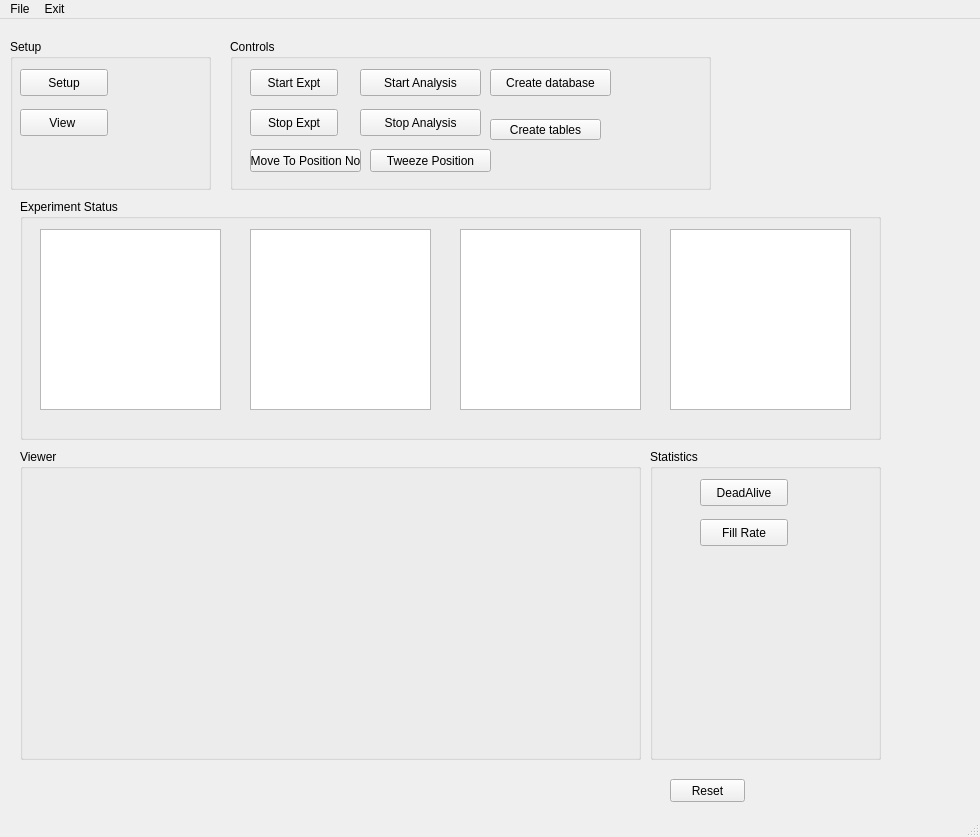
First picture: the form in mainWindow.ui, repository karempudi/GUIs, before the edit.
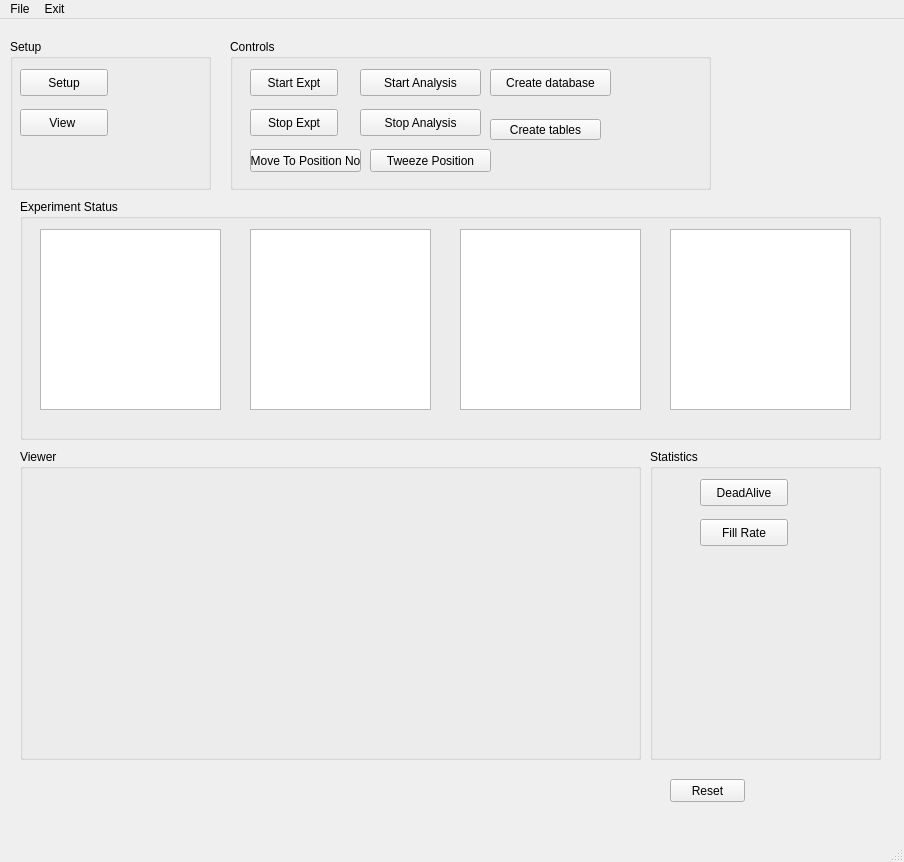
Second picture: the form after the edit. Custom widgets are drawn as their Qt base class.

Commit message: Working on main window now

The edit to the form file:
```diff
--- a/mainWindow.ui
+++ b/mainWindow.ui
@@ -6,8 +6,8 @@
    <rect>
     <x>0</x>
     <y>0</y>
-    <width>980</width>
-    <height>837</height>
+    <width>904</width>
+    <height>862</height>
    </rect>
   </property>
   <property name="windowTitle">
@@ -294,7 +294,7 @@
     <rect>
      <x>0</x>
      <y>0</y>
-     <width>980</width>
+     <width>904</width>
      <height>21</height>
     </rect>
    </property>
```
Left out of the diff: 2 changed lines with no effect on the pictures. The commit also changes 6 other files.
